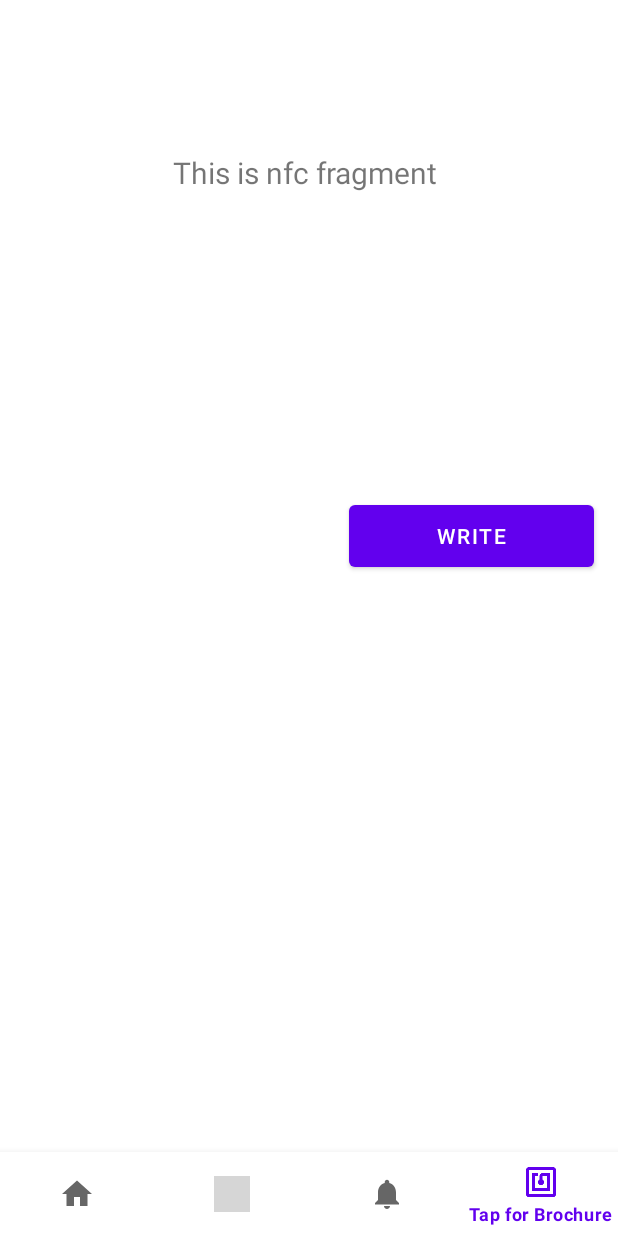
After one commit to sarinderv/CMPE277-Zeus-Realty, an Android app: the NfcFragment screen opened through its navigation route, on a phone screen of 412 x 824 dp. The commit adds this screen. Run offline under Robolectric (Android 15) with nearby library versions, the phone set to English and light mode, and no system bars; our stand-ins replace navigation-ui; grey boxes are pictures that could not be loaded.

Commit message:
initial NFC tab

```diff
--- a/android-app/app/build.gradle
+++ b/android-app/app/build.gradle
@@ -17,9 +17,13 @@ android {
     }
 
     buildTypes {
+        debug {
+            resValue "string", "google_maps_api_key", "[YOUR DEV KEY]"
+        }
         release {
             minifyEnabled false
             proguardFiles getDefaultProguardFile('proguard-android-optimize.txt'), 'proguard-rules.pro'
+            resValue "string", "google_maps_api_key", "[YOUR PROD KEY]"
         }
     }
     compileOptions {
--- a/android-app/app/src/main/java/com/cmpe277/project/zeusrealty/MainActivity.java
+++ b/android-app/app/src/main/java/com/cmpe277/project/zeusrealty/MainActivity.java
@@ -33,7 +33,7 @@ public class MainActivity extends AppCompatActivity {
         // Passing each menu ID as a set of Ids because each
         // menu should be considered as top level destinations.
         AppBarConfiguration appBarConfiguration = new AppBarConfiguration.Builder(
-                R.id.navigation_home, R.id.navigation_map, R.id.navigation_notifications)
+                R.id.navigation_home, R.id.navigation_map, R.id.navigation_notifications, R.id.navigation_nfc)
                 .build();
         NavController navController = Navigation.findNavController(this, R.id.nav_host_fragment_activity_main);
      //   NavigationUI.setupActionBarWithNavController(this, navController, appBarConfiguration);
--- /dev/null
+++ b/android-app/app/src/main/java/com/cmpe277/project/zeusrealty/ui/nfc/NfcFragment.java
@@ -0,0 +1,60 @@
+package com.cmpe277.project.zeusrealty.ui.nfc;
+
+import android.os.Bundle;
+import android.view.LayoutInflater;
+import android.view.View;
+import android.view.ViewGroup;
+import android.widget.Button;
+import android.widget.TextView;
+import android.widget.Toast;
+
+import androidx.annotation.NonNull;
+import androidx.fragment.app.Fragment;
+import androidx.lifecycle.ViewModelProvider;
+
+import com.cmpe277.project.zeusrealty.databinding.FragmentNfcBinding;
+
+import java.util.Date;
+
+import pillownfc.PillowNfcManager;
+import pillownfc.util.WriteTagHelper;
+
+public class NfcFragment extends Fragment {
+    PillowNfcManager nfcManager;
+    WriteTagHelper writeHelper;
+
+    private FragmentNfcBinding binding;
+
+    public View onCreateView(@NonNull LayoutInflater inflater,
+                             ViewGroup container, Bundle savedInstanceState) {
+        NfcViewModel nfcViewModel =
+                new ViewModelProvider(this).get(NfcViewModel.class);
+
+        binding = FragmentNfcBinding.inflate(inflater, container, false);
+        View root = binding.getRoot();
+
+        final TextView textView = binding.textNfc;
+        nfcViewModel.getText().observe(getViewLifecycleOwner(), textView::setText);
+
+        nfcManager = new PillowNfcManager(getActivity());
+        nfcManager.onActivityCreate();
+        nfcManager.setOnTagReadListener(tagRead -> Toast.makeText(getContext(), "tag read:"+tagRead, Toast.LENGTH_LONG).show());
+        writeHelper= new WriteTagHelper(getContext(), nfcManager);
+        nfcManager.setOnTagWriteErrorListener(writeHelper);
+        nfcManager.setOnTagWriteListener(writeHelper);
+
+        Button writeButton = binding.writeButton;
+        writeButton.setOnClickListener(v -> {
+            String text = new Date().toString();
+            text += "\n yo! Breath of The Wild!!!";
+            writeHelper.writeText(text);
+        });
+        return root;
+    }
+
+    @Override
+    public void onDestroyView() {
+        super.onDestroyView();
+        binding = null;
+    }
+}
--- /dev/null
+++ b/android-app/app/src/main/java/com/cmpe277/project/zeusrealty/ui/nfc/NfcViewModel.java
@@ -0,0 +1,19 @@
+package com.cmpe277.project.zeusrealty.ui.nfc;
+
+import androidx.lifecycle.LiveData;
+import androidx.lifecycle.MutableLiveData;
+import androidx.lifecycle.ViewModel;
+
+public class NfcViewModel extends ViewModel {
+
+    private final MutableLiveData<String> mText;
+
+    public NfcViewModel() {
+        mText = new MutableLiveData<>();
+        mText.setValue("This is nfc fragment");
+    }
+
+    public LiveData<String> getText() {
+        return mText;
+    }
+}
--- /dev/null
+++ b/android-app/app/src/main/java/pillownfc/util/WriteTagHelper.java
@@ -0,0 +1,76 @@
+package pillownfc.util;
+
+
+import android.app.AlertDialog;
+import android.content.Context;
+import android.view.LayoutInflater;
+import android.view.View;
+import android.widget.ImageView;
+import android.widget.Toast;
+
+import com.cmpe277.project.zeusrealty.R;
+
+import pillownfc.NFCWriteException;
+import pillownfc.PillowNfcManager;
+
+
+/**
+ * Helper for writing tags. Creates a dialog while waiting for the tag, and displays error messages with a toast
+ */
+public class WriteTagHelper implements PillowNfcManager.TagWriteErrorListener, PillowNfcManager.TagWriteListener{
+	AlertDialog dialog;
+	PillowNfcManager nfcManager;
+	Context context;
+	int dialogViewId = R.layout.write_nfc_dialog_view;
+
+	public WriteTagHelper(Context context, PillowNfcManager nfcManager) {
+		this.context = context;
+		this.nfcManager = nfcManager;
+	}
+
+	/**
+	 * Write the given text to a tag.
+	 * @param text
+	 */
+	public void writeText(String text){
+		dialog = createWaitingDialog();
+		dialog.show();
+		nfcManager.writeText(text);
+	}
+
+	public void setDialogViewId(int dialogViewId) {
+		this.dialogViewId = dialogViewId;
+	}
+
+	@Override
+	public void onTagWritten() {
+		dialog.dismiss();
+		Toast.makeText(context, R.string.tag_written_toast, Toast.LENGTH_LONG).show();;
+	}
+
+	@Override
+	public void onTagWriteError(NFCWriteException exception) {
+		dialog.dismiss();
+		//TODO translate exeptions
+		Toast.makeText(context, exception.getType().toString(), Toast.LENGTH_LONG).show();
+	}
+
+	/**
+	 * Creates a dialog while waiting for the tag
+	 * @return
+	 */
+	public AlertDialog createWaitingDialog(){
+		LayoutInflater inflater = LayoutInflater.from(context);
+		View view = inflater.inflate(dialogViewId, null, false);
+		ImageView image = new ImageView(context);
+		image.setImageResource(R.drawable.ic_nfc_black_48dp);
+		AlertDialog.Builder builder = new AlertDialog.Builder(context);
+		builder.setTitle(R.string.wait_write_dialog_title)
+		.setView(view)
+		.setNegativeButton(R.string.cancel, (dialog, id) -> nfcManager.undoWriteText());
+		return builder.create();
+	}
+
+
+
+}
--- /dev/null
+++ b/android-app/app/src/main/res/layout/fragment_nfc.xml
@@ -0,0 +1,37 @@
+<?xml version="1.0" encoding="utf-8"?>
+<androidx.constraintlayout.widget.ConstraintLayout xmlns:android="http://schemas.android.com/apk/res/android"
+    xmlns:app="http://schemas.android.com/apk/res-auto"
+    xmlns:tools="http://schemas.android.com/tools"
+    android:layout_width="match_parent"
+    android:layout_height="match_parent"
+    tools:context=".ui.nfc.NfcFragment">
+
+    <TextView
+        android:id="@+id/text_nfc"
+        android:layout_width="391dp"
+        android:layout_height="137dp"
+        android:layout_marginStart="8dp"
+        android:layout_marginTop="8dp"
+        android:layout_marginEnd="8dp"
+        android:text="Aproach the tag to read, or press write to write a tag"
+        android:textAlignment="center"
+        android:textSize="20sp"
+        app:layout_constraintBottom_toTopOf="@+id/write_button"
+        app:layout_constraintEnd_toEndOf="parent"
+        app:layout_constraintHorizontal_bias="0.07"
+        app:layout_constraintStart_toStartOf="parent"
+        app:layout_constraintTop_toTopOf="parent"
+        app:layout_constraintVertical_bias="0.504" />
+
+    <Button
+        android:id="@+id/write_button"
+        android:layout_width="163dp"
+        android:layout_height="53dp"
+        android:layout_marginBottom="440dp"
+        android:text="write"
+        app:layout_constraintBottom_toBottomOf="parent"
+        app:layout_constraintEnd_toEndOf="parent"
+        app:layout_constraintHorizontal_bias="0.935"
+        app:layout_constraintStart_toStartOf="parent" />
+
+</androidx.constraintlayout.widget.ConstraintLayout>
--- a/android-app/app/src/main/res/menu/bottom_nav_menu.xml
+++ b/android-app/app/src/main/res/menu/bottom_nav_menu.xml
@@ -16,4 +16,9 @@
         android:icon="@drawable/ic_notifications_black_24dp"
         android:title="@string/title_notifications" />
 
+    <item
+        android:id="@+id/navigation_nfc"
+        android:icon="@drawable/ic_nfc_black_48dp"
+        android:title="@string/title_nfc" />
+
 </menu>
--- a/android-app/app/src/main/res/navigation/mobile_navigation.xml
+++ b/android-app/app/src/main/res/navigation/mobile_navigation.xml
@@ -22,4 +22,9 @@
         android:name="com.cmpe277.project.zeusrealty.ui.notifications.NotificationsFragment"
         android:label="@string/title_notifications"
         tools:layout="@layout/fragment_notifications" />
+    <fragment
+        android:id="@+id/navigation_nfc"
+        android:name="com.cmpe277.project.zeusrealty.ui.nfc.NfcFragment"
+        android:label="@string/title_notifications"
+        tools:layout="@layout/fragment_nfc" />
 </navigation>
--- a/android-app/app/src/main/res/values/strings.xml
+++ b/android-app/app/src/main/res/values/strings.xml
@@ -14,4 +14,9 @@
     <string name="title_home">Home</string>
     <string name="title_map">Map</string>
     <string name="title_notifications">Notifications</string>
+    <string name="title_nfc">Tap for Brochure</string>
+    <string name="tag_written_toast">Tag Written!</string>
+    <string name="cancel">Cancel</string>
+    <string name="wait_write_dialog_title">Write NFC tag</string>
+    <string name="wait_write_dialog_text">Write NFC tag</string>
 </resources>
```
Also changed, not shown: android-app/app/src/main/AndroidManifest.xml (+11 -1 lines), android-app/app/src/main/java/com/cmpe277/project/zeusrealty/ui/nfc/NfcActivity.java (added, +67 -0 lines), android-app/app/src/main/java/pillownfc/NFCWriteException.java (added, +31 -0 lines), android-app/app/src/main/java/pillownfc/PillowNfcManager.java (added, +250 -0 lines), android-app/app/src/main/java/pillownfc/PillowNfcSample.java (added, +86 -0 lines), android-app/app/src/main/res/layout/write_nfc_dialog_view.xml (added, +28 -0 lines), android-app/app/src/main/res/drawable-v24/ic_nfc_black_48dp.png (added), 1 other file.
